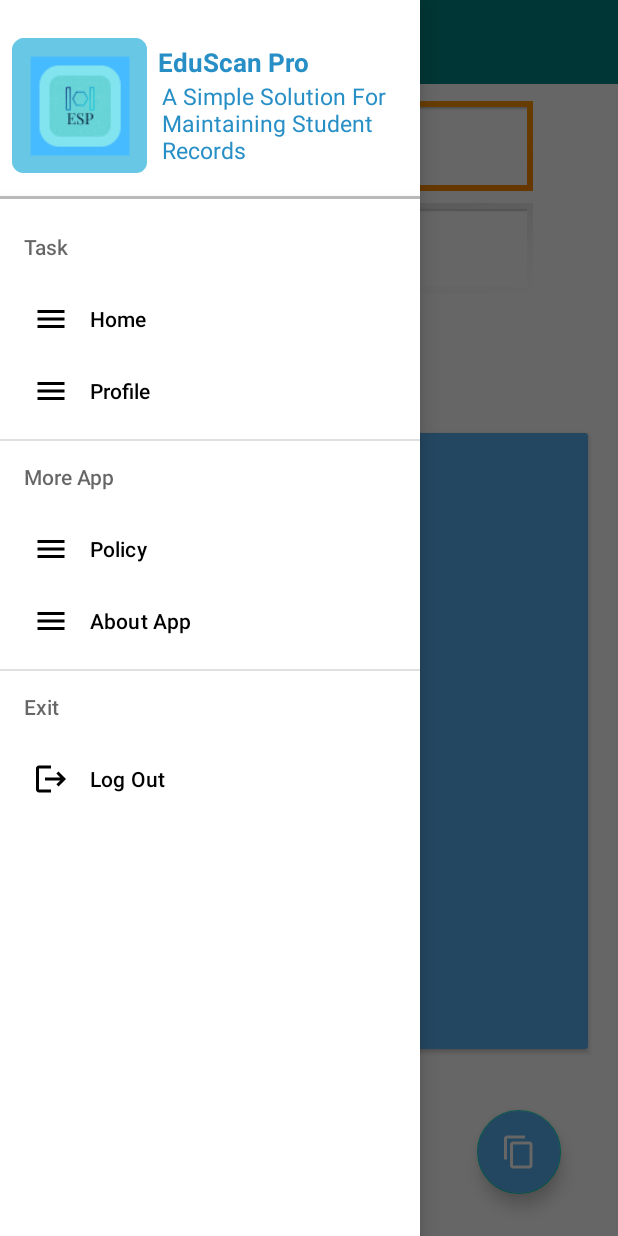
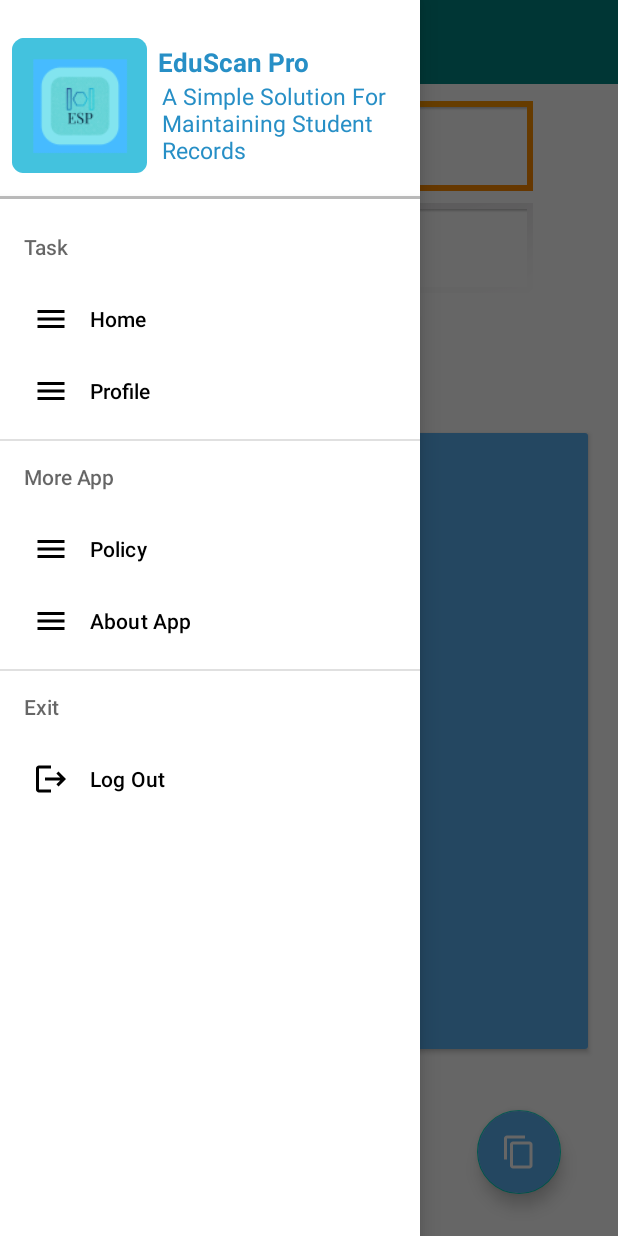
Before and after one commit to Elin-powS/System-Project-EduScan_Pro, an Android app: the MainActivity screen opened directly, with no data from a screen before it, with the side drawer open, on a phone screen of 412 x 824 dp. Run offline under Robolectric (Android 15) with nearby library versions, the phone set to English and light mode, and no system bars; our stand-ins replace Firebase (no records; nobody signed in at launch, a user with empty details on screens opened directly); libraries missing offline, so code that uses them is left out: com.github.dhaval2404.imagepicker, com.google.mlkit.vision; 1 statement that could not run was skipped.

Commit message:
Blue Theme

```diff
--- a/app/src/main/res/values/ic_launcher_background.xml
+++ b/app/src/main/res/values/ic_launcher_background.xml
@@ -1,4 +1,4 @@
 <?xml version="1.0" encoding="utf-8"?>
 <resources>
-    <color name="ic_launcher_background">#67C7E5</color>
+    <color name="ic_launcher_background">#43C2DE</color>
 </resources>
```
Also changed, not shown: app/src/main/ic_launcher-playstore.png, app/src/main/res/mipmap-hdpi/ic_launcher.webp, app/src/main/res/mipmap-hdpi/ic_launcher_foreground.webp, app/src/main/res/mipmap-hdpi/ic_launcher_round.webp, app/src/main/res/mipmap-mdpi/ic_launcher.webp, app/src/main/res/mipmap-mdpi/ic_launcher_foreground.webp, app/src/main/res/mipmap-mdpi/ic_launcher_round.webp, app/src/main/res/mipmap-xhdpi/ic_launcher.webp, app/src/main/res/mipmap-xhdpi/ic_launcher_foreground.webp, app/src/main/res/mipmap-xhdpi/ic_launcher_round.webp, app/src/main/res/mipmap-xxhdpi/ic_launcher.webp, app/src/main/res/mipmap-xxhdpi/ic_launcher_foreground.webp, app/src/main/res/mipmap-xxhdpi/ic_launcher_round.webp, app/src/main/res/mipmap-xxxhdpi/ic_launcher.webp, 2 more files.
